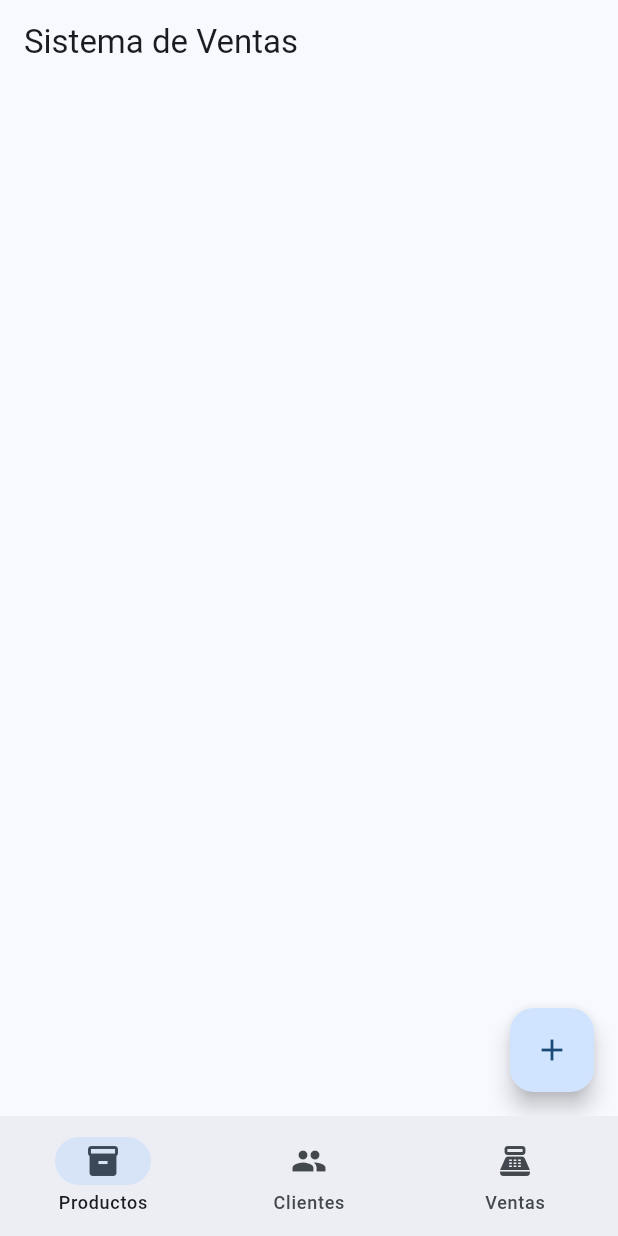
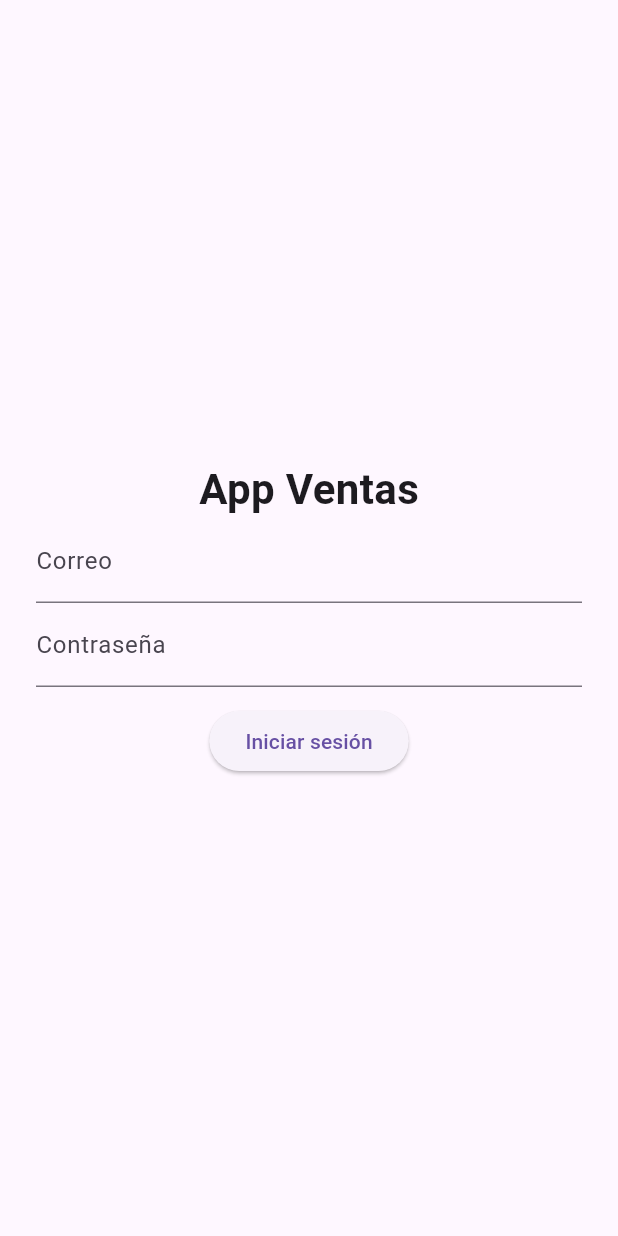
Before and after one commit to JOSUEEVM/APPVENTASTAREA, a Flutter app: the screen it shows after launch, on a phone screen of 412 x 824 dp. Run offline on Flutter 3.47's test engine with Material 3 defaults, Android fonts, the phone set to English and light mode, and no system bars; our stand-ins replace firebase_auth, google_sign_in; accounts and stored records are empty.

Commit message:
funcion login

```diff
--- /dev/null
+++ b/appventas/lib/data/local_data.dart
@@ -0,0 +1,12 @@
+import '../models/user.dart';
+import '../models/product.dart';
+import '../models/client.dart';
+
+class LocalData {
+  static List<User> users = [
+    User(email: 'admin@local.com', password: '123456'),
+  ];
+
+  static List<Product> products = [];
+  static List<Client> clients = [];
+}
--- a/appventas/lib/main.dart
+++ b/appventas/lib/main.dart
@@ -1,23 +1,18 @@
 import 'package:flutter/material.dart';
-import 'screens/home.dart';
-
+import 'screens/login_screen.dart';
 
 void main() {
-runApp(const SalesApp());
+  runApp(const MyApp());
 }
 
+class MyApp extends StatelessWidget {
+  const MyApp({super.key});
 
-class SalesApp extends StatelessWidget {
-const SalesApp({super.key});
-
-
-@override
-Widget build(BuildContext context) {
-return MaterialApp(
-debugShowCheckedModeBanner: false,
-title: 'App de Ventas',
-theme: ThemeData(useMaterial3: true, colorSchemeSeed: Colors.blue),
-home: const HomeScreen(),
-);
+  @override
+  Widget build(BuildContext context) {
+    return const MaterialApp(
+      debugShowCheckedModeBanner: false,
+      home: LoginScreen(),
+    );
+  }
 }
-}
--- /dev/null
+++ b/appventas/lib/models/client.dart
@@ -0,0 +1,6 @@
+class Client {
+  String name;
+  String phone;
+
+  Client({required this.name, required this.phone});
+}
--- /dev/null
+++ b/appventas/lib/models/product.dart
@@ -0,0 +1,6 @@
+class Product {
+  String name;
+  double price;
+
+  Product({required this.name, required this.price});
+}
--- /dev/null
+++ b/appventas/lib/models/user.dart
@@ -0,0 +1,6 @@
+class User {
+  final String email;
+  final String password;
+
+  User({required this.email, required this.password});
+}
--- a/appventas/lib/screens/home.dart
+++ /dev/null
@@ -1,46 +0,0 @@
-import 'package:flutter/material.dart';
-import 'products.dart';
-import 'clients.dart';
-import 'sales.dart';
-
-
-class HomeScreen extends StatefulWidget {
-const HomeScreen({super.key});
-
-
-@override
-State<HomeScreen> createState() => _HomeScreenState();
-}
-
-
-class _HomeScreenState extends State<HomeScreen> {
-int index = 0;
-
-
-final screens = const [
-  ProductsScreen(),
-  ClientsScreen(),
-  SalesScreen(),
-];
-
-
-@override
-Widget build(BuildContext context) {
-return Scaffold(
-appBar: AppBar(title: const Text('Sistema de Ventas')),
-body: screens[index],
-bottomNavigationBar: NavigationBar(
-selectedIndex: index,
-onDestinationSelected: (i) => setState(() => index = i),
-destinations: const [
-NavigationDestination(icon: Icon(Icons.inventory), label: 'Productos'),
-NavigationDestination(icon: Icon(Icons.people), label: 'Clientes'),
-NavigationDestination(icon: Icon(Icons.point_of_sale), label: 'Ventas'),
-],
-),
-);
-}
-}
-
-
-// ---------------- MODELO ----------------
--- /dev/null
+++ b/appventas/lib/screens/login_screen.dart
@@ -0,0 +1,67 @@
+import 'package:flutter/material.dart';
+import '../data/local_data.dart';
+import 'home_screen.dart';
+
+class LoginScreen extends StatefulWidget {
+  const LoginScreen({super.key});
+
+  @override
+  State<LoginScreen> createState() => _LoginScreenState();
+}
+
+class _LoginScreenState extends State<LoginScreen> {
+  final emailCtrl = TextEditingController();
+  final passCtrl = TextEditingController();
+  String error = '';
+
+  void login() {
+  final users = LocalData.users.where(
+    (u) =>
+        u.email == emailCtrl.text &&
+        u.password == passCtrl.text,
+  );
+
+  if (users.isEmpty) {
+    setState(() => error = 'Credenciales incorrectas');
+  } else {
+    Navigator.pushReplacement(
+      context,
+      MaterialPageRoute(builder: (_) => const HomeScreen()),
+    );
+  }
+}
+
+  @override
+  Widget build(BuildContext context) {
+    return Scaffold(
+      body: Padding(
+        padding: const EdgeInsets.all(24),
+        child: Column(
+          mainAxisAlignment: MainAxisAlignment.center,
+          children: [
+            const Text(
+              'App Ventas',
+              style: TextStyle(fontSize: 28, fontWeight: FontWeight.bold),
+            ),
+            TextField(
+              controller: emailCtrl,
+              decoration: const InputDecoration(labelText: 'Correo'),
+            ),
+            TextField(
+              controller: passCtrl,
+              obscureText: true,
+              decoration: const InputDecoration(labelText: 'Contraseña'),
+            ),
+            const SizedBox(height: 12),
+            if (error.isNotEmpty)
+              Text(error, style: const TextStyle(color: Colors.red)),
+            ElevatedButton(
+              onPressed: login,
+              child: const Text('Iniciar sesión'),
+            ),
+          ],
+        ),
+      ),
+    );
+  }
+}
```
Also changed, not shown: appventas/lib/auth/auth_gate.dart (added, +28 -0 lines), appventas/lib/auth/login_screen.dart (added, +56 -0 lines), appventas/lib/screens/home_screen.dart (added, +40 -0 lines), appventas/lib/screens/products.dart (deleted, +0 -66 lines), appventas/lib/screens/products_screen.dart (added, +49 -0 lines), appventas/pubspec.yaml (+9 -1 lines), appventas/assets/images/logo.png (added), appventas/lib/screens/clients_screen.dart (renamed from appventas/lib/screens/clients.dart), appventas/pubspec.lock, 8 other files.
